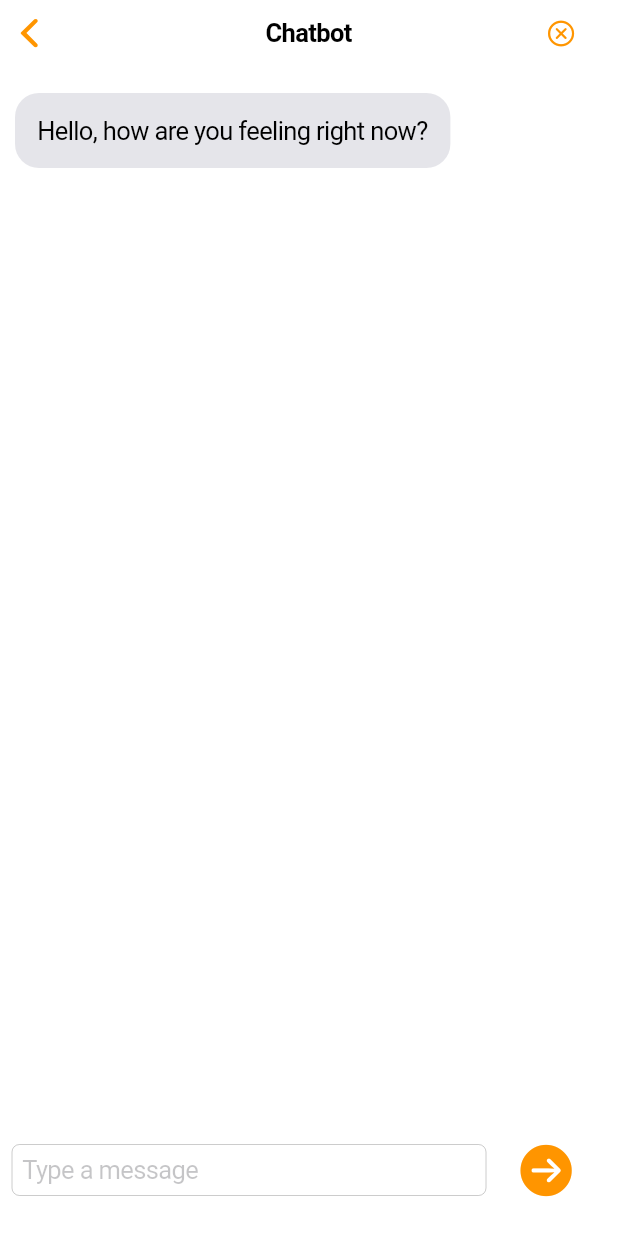
After one commit to SKT-FLY-AI/frontend, a Flutter app: the ChatbotScreen screen opened directly, on a phone screen of 412 x 824 dp. The commit adds this screen. Run offline on Flutter 3.47's test engine with Material 3 defaults, Android fonts, the phone set to English and light mode, and no system bars; our stand-ins replace camera, image_picker.

Commit message:
Feat: 챗봇 기능을 추가, GPT 연결 작업은 아직

```diff
--- /dev/null
+++ b/golden_retriever_app/lib/screens/chatbot_screen.dart
@@ -0,0 +1,112 @@
+// lib/screens/chatbot_screen.dart
+
+import 'package:flutter/cupertino.dart';
+import 'package:flutter/cupertino.dart';
+
+class ChatbotScreen extends StatefulWidget {
+  const ChatbotScreen({super.key});
+
+  @override
+  _ChatbotScreenState createState() => _ChatbotScreenState();
+}
+
+class _ChatbotScreenState extends State<ChatbotScreen> {
+  final List<Map<String, String>> _messages = [];
+  final TextEditingController _controller = TextEditingController();
+
+  @override
+  void initState() {
+    super.initState();
+    _sendInitialBotMessage();
+  }
+
+  void _sendInitialBotMessage() {
+    setState(() {
+      _messages.add({"sender": "bot", "text": "Hello, how are you feeling right now?"});
+    });
+  }
+
+  void _sendMessage() {
+    if (_controller.text.trim().isNotEmpty) {
+      setState(() {
+        _messages.add({"sender": "user", "text": _controller.text.trim()});
+        // Simulate bot response (you could replace this with actual bot logic)
+        _messages.add({"sender": "bot", "text": "I'm here to help!"});
+      });
+      _controller.clear();
+    }
+  }
+
+  @override
+  Widget build(BuildContext context) {
+    return CupertinoPageScaffold(
+      navigationBar: CupertinoNavigationBar(
+        middle: const Text('Chatbot'),
+        trailing: CupertinoButton(
+          padding: EdgeInsets.zero,
+          child: const Icon(CupertinoIcons.clear_circled),
+          onPressed: () {
+            Navigator.pop(context); // Close the chatbot dialog
+          },
+        ),
+      ),
+      child: SafeArea(
+        child: Column(
+          children: [
+            Expanded(
+              child: ListView.builder(
+                padding: const EdgeInsets.all(10.0),
+                itemCount: _messages.length,
+                itemBuilder: (context, index) {
+                  final message = _messages[index];
+                  final isUser = message["sender"] == "user";
+                  return Align(
+                    alignment: isUser ? Alignment.centerRight : Alignment.centerLeft,
+                    child: Container(
+                      margin: const EdgeInsets.symmetric(vertical: 8.0),
+                      padding: const EdgeInsets.all(15.0),
+                      decoration: BoxDecoration(
+                        color: isUser
+                            ? CupertinoColors.activeOrange
+                            : CupertinoColors.systemGrey5,
+                        borderRadius: BorderRadius.circular(16.0),
+                      ),
+                      child: Text(
+                        message["text"]!,
+                        style: TextStyle(
+                          color: isUser
+                              ? CupertinoColors.white
+                              : CupertinoColors.black,
+                        ),
+                      ),
+                    ),
+                  );
+                },
+              ),
+            ),
+            Padding(
+              padding: const EdgeInsets.all(8.0),
+              child: Row(
+                children: [
+                  Expanded(
+                    child: CupertinoTextField(
+                      controller: _controller,
+                      placeholder: "Type a message",
+                    ),
+                  ),
+                  CupertinoButton(
+                    child: const Icon(
+                      CupertinoIcons.arrow_right_circle_fill,
+                      size: 40,
+                    ),
+                    onPressed: _sendMessage,
+                  ),
+                ],
+              ),
+            ),
+          ],
+        ),
+      ),
+    );
+  }
+}
--- a/golden_retriever_app/lib/screens/image_preview.dart
+++ b/golden_retriever_app/lib/screens/image_preview.dart
@@ -4,6 +4,7 @@ import 'package:flutter/cupertino.dart';
 import 'dart:io';
 import '../services/image_upload_service.dart';
 import '../services/dialog_service.dart';
+import '../services/chatbot_service.dart';
 
 class ImagePreview extends StatelessWidget {
   final String imagePath;
```
Also changed, not shown: golden_retriever_app/lib/services/chatbot_service.dart (+13 -18 lines), golden_retriever_app/lib/services/dialog_service.dart (+1 -31 lines).
